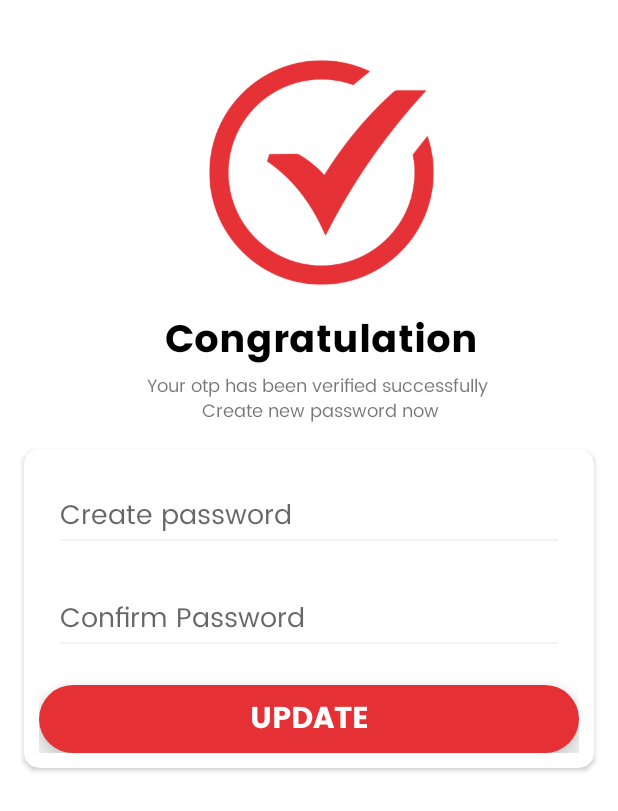
After one commit to BikashHujdar000/Travelo, an Android app: the ChangePasssword screen opened through its navigation route, on a phone screen of 412 x 824 dp. The commit adds this screen. Shown: the top 811 px of the screen. Run offline under Robolectric (Android 15) with nearby library versions, the phone set to English and light mode, and no system bars; libraries missing offline, so code that uses them is left out: me.ibrahimsn.lib.

Commit message:
Forget Password Done all

```diff
--- /dev/null
+++ b/app/src/main/java/com/example/travelo/Fragments/ChangePasssword.kt
@@ -0,0 +1,44 @@
+package com.example.travelo.Fragments
+
+import android.os.Bundle
+import androidx.fragment.app.Fragment
+import android.view.LayoutInflater
+import android.view.View
+import android.view.ViewGroup
+import androidx.navigation.Navigation
+import com.example.travelo.R
+import com.example.travelo.databinding.FragmentChangePassswordBinding
+
+class ChangePasssword : Fragment() {
+    lateinit var  binding:FragmentChangePassswordBinding
+
+
+
+    override fun onCreateView(
+        inflater: LayoutInflater, container: ViewGroup?,
+        savedInstanceState: Bundle?
+    ): View? {
+        binding = FragmentChangePassswordBinding.inflate(layoutInflater,container,false)
+        // Inflate the layout for this fragment
+
+        binding.update.setOnClickListener {
+            validatePassword()
+
+        }
+        return binding.root
+    }
+
+    private fun validatePassword() {
+       var createPassword = binding.createPassword.text.toString()
+        var confirmPassword = binding.confirmPassword.text.toString()
+        if(createPassword.length == confirmPassword.length && createPassword == confirmPassword){
+
+            Navigation.findNavController(requireView()).navigate(R.id.action_changePasssword_to_userLoginFragment)
+        }
+
+
+    }
+    // onCreateView Started From here
+
+
+}
--- a/app/src/main/java/com/example/travelo/Fragments/OTP_Verification_Fragment.kt
+++ b/app/src/main/java/com/example/travelo/Fragments/OTP_Verification_Fragment.kt
@@ -3,19 +3,23 @@ package com.example.travelo.Fragments
 import android.os.Bundle
 import android.text.Editable
 import android.text.TextWatcher
+import android.util.Log
 import androidx.fragment.app.Fragment
 import android.view.LayoutInflater
 import android.view.View
 import android.view.ViewGroup
 import android.widget.Toast
-import androidx.core.widget.addTextChangedListener
-import androidx.core.widget.doOnTextChanged
+import androidx.navigation.Navigation
 import com.example.travelo.R
+
 import com.example.travelo.databinding.FragmentOTPVerificationBinding
+import kotlin.math.log
 
 
 class OTP_Verification_Fragment : Fragment() {
+
     lateinit var binding:FragmentOTPVerificationBinding
+    val testOtp = "123456"
 
     override fun onCreateView(
         inflater: LayoutInflater, container: ViewGroup?,
@@ -24,7 +28,10 @@ class OTP_Verification_Fragment : Fragment() {
         binding = FragmentOTPVerificationBinding.inflate(layoutInflater,container,false)
 
         setopOtpInput()
+
         binding.checkOtp.setOnClickListener {
+
+           verifyotp()
 
 
         }
@@ -32,6 +39,27 @@ class OTP_Verification_Fragment : Fragment() {
 
 
         return binding.root
+    }
+
+
+    private fun verifyotp() {
+
+       var value:String = binding.otp1.text.toString()+binding.otp2.text.toString()+binding.otp3.text.toString()+
+               binding.otp4.text.toString()+binding.otp5.text.toString()+binding.otp6.text.toString()
+
+       if (value.length != 6)
+       {
+           Toast.makeText(requireContext(), "Please Enter Valid OTP", Toast.LENGTH_SHORT).show()
+       }
+        else if(value.length == testOtp.length && value==testOtp )
+       {
+           Navigation.findNavController(requireView()).navigate(R.id.action_OTP_Verification_Fragment_to_changePasssword)
+       }
+        else {
+           Toast.makeText(requireContext(), "Please enter valid Otp", Toast.LENGTH_SHORT).show()
+        }
+
+
     }
 
     private fun setopOtpInput() {
@@ -110,4 +138,6 @@ class OTP_Verification_Fragment : Fragment() {
     }
 
 
+
+
 }
--- /dev/null
+++ b/app/src/main/res/layout/fragment_change_passsword.xml
@@ -0,0 +1,123 @@
+<?xml version="1.0" encoding="utf-8"?>
+<FrameLayout xmlns:android="http://schemas.android.com/apk/res/android"
+    xmlns:app="http://schemas.android.com/apk/res-auto"
+    xmlns:tools="http://schemas.android.com/tools"
+    android:layout_width="match_parent"
+    android:layout_height="match_parent"
+    tools:context=".Fragments.OTP_Verification_Fragment">
+
+    <androidx.constraintlayout.widget.ConstraintLayout
+        android:layout_width="match_parent"
+        android:layout_height="match_parent"
+        android:background="@color/white_back"
+        tools:context=".Activities.PhoneNumberActivity">
+
+        <ImageView
+            android:id="@+id/imageView"
+            android:layout_width="150dp"
+            android:layout_height="150dp"
+            android:background="@drawable/sucess_icon"
+            android:backgroundTint="@color/theme1"
+            android:layout_marginTop="40dp"
+            app:layout_constraintEnd_toEndOf="parent"
+            app:layout_constraintHorizontal_bias="0.533"
+            app:layout_constraintStart_toStartOf="parent"
+            app:layout_constraintTop_toTopOf="parent"
+           />
+
+        <TextView
+            android:id="@+id/verify_text"
+            android:layout_width="wrap_content"
+            android:layout_height="wrap_content"
+            android:layout_marginTop="16dp"
+            android:text="Congratulation"
+            android:fontFamily="@font/bold"
+            android:textColor="@color/black"
+            android:textSize="25sp"
+            android:textStyle="bold"
+            app:layout_constraintEnd_toEndOf="@+id/imageView"
+            app:layout_constraintStart_toStartOf="@+id/imageView"
+            app:layout_constraintTop_toBottomOf="@+id/imageView" />
+
+        <TextView
+            android:id="@+id/textView4"
+            android:layout_width="wrap_content"
+            android:layout_height="wrap_content"
+android:fontFamily="@font/regular"
+            android:gravity="center"
+            android:text="@string/congrartsdown"
+            android:textSize="12sp"
+            app:layout_constraintEnd_toEndOf="@+id/verify_text"
+            app:layout_constraintHorizontal_bias="0.55"
+            app:layout_constraintStart_toStartOf="@+id/verify_text"
+            app:layout_constraintTop_toBottomOf="@+id/verify_text" />
+
+        <androidx.cardview.widget.CardView
+            android:layout_width="match_parent"
+            android:layout_height="wrap_content"
+            android:layout_marginStart="16dp"
+            android:background="@color/white_back"
+            android:layout_marginTop="16dp"
+            android:layout_marginEnd="16dp"
+            app:cardCornerRadius="10dp"
+            app:layout_constraintEnd_toEndOf="parent"
+            app:layout_constraintStart_toStartOf="parent"
+            app:layout_constraintTop_toBottomOf="@+id/textView4">
+
+            <LinearLayout
+                android:layout_width="match_parent"
+                android:layout_height="match_parent"
+                android:layout_margin="10dp"
+                android:orientation="vertical">
+
+                <EditText
+                    android:layout_margin="10dp"
+                    android:id="@+id/createPassword"
+                    android:layout_width="match_parent"
+                    android:layout_height="wrap_content"
+                    android:ems="10"
+                    android:theme="@style/MyEditTextTheme"
+                    android:fontFamily="@font/regular"
+                    android:cursorVisible="false"
+                    android:hint="Create password"
+                    android:inputType="textPersonName"
+                    tools:ignore="TextFields" />
+                <EditText
+                    android:layout_margin="10dp"
+                    android:id="@+id/confirmPassword"
+                    android:layout_width="match_parent"
+                    android:layout_height="wrap_content"
+                    android:ems="10"
+                    android:theme="@style/MyEditTextTheme"
+                    android:fontFamily="@font/regular"
+                    android:cursorVisible="false"
+                    android:hint="Confirm Password"
+                    android:inputType="textPersonName"
+                    tools:ignore="TextFields" />
+
+
+
+
+                <TextView
+                    android:layout_marginTop="10dp"
+                    android:id="@+id/update"
+                    android:layout_width="match_parent"
+                    android:layout_height="45dp"
+
+                    android:background="@drawable/bottom_background"
+                    android:backgroundTint="@color/theme1"
+                    android:elevation="10dp"
+                    android:fontFamily="@font/bold"
+                    android:gravity="center"
+                    android:text="UPDATE"
+                    android:textColor="@color/white"
+                    android:textSize="20dp" />
+
+
+            </LinearLayout>
+        </androidx.cardview.widget.CardView>
+
+    </androidx.constraintlayout.widget.ConstraintLayout>
+
+
+</FrameLayout>
--- a/app/src/main/res/layout/fragment_o_t_p__verification_.xml
+++ b/app/src/main/res/layout/fragment_o_t_p__verification_.xml
@@ -72,102 +72,94 @@
                     android:gravity="center"
                     android:orientation="horizontal">
 
+
+
                     <EditText
                         android:id="@+id/otp1"
                         android:layout_width="50dp"
                         android:layout_height="50dp"
-                        android:maxLength="1"
-                        android:imeOptions="actionNext"
-                        android:importantForAutofill="no"
                         android:layout_margin="2dp"
                         android:background="@drawable/otp_back"
                         android:gravity="center"
+                        android:imeOptions="actionNext"
+                        android:importantForAutofill="no"
                         android:inputType="number"
-                        tools:ignore="label for"
+                        android:maxLength="1"
                         android:textColor="@color/black"
                         android:theme="@style/MyEditTextTheme"
-
-                        />
+                        tools:ignore="label for"/>
                     <EditText
                         android:id="@+id/otp2"
                         android:layout_width="50dp"
                         android:layout_height="50dp"
-                        android:maxLength="1"
-                        android:imeOptions="actionNext"
-                        android:importantForAutofill="no"
                         android:layout_margin="2dp"
                         android:background="@drawable/otp_back"
                         android:gravity="center"
+                        android:imeOptions="actionNext"
+                        android:importantForAutofill="no"
                         android:inputType="number"
-                        tools:ignore="label for"
+                        android:maxLength="1"
                         android:textColor="@color/black"
                         android:theme="@style/MyEditTextTheme"
-
-                        />
+                        tools:ignore="label for"/>
                     <EditText
                         android:id="@+id/otp3"
                         android:layout_width="50dp"
                         android:layout_height="50dp"
-                        android:maxLength="1"
-                        android:imeOptions="actionNext"
-                        android:importantForAutofill="no"
                         android:layout_margin="2dp"
                         android:background="@drawable/otp_back"
                         android:gravity="center"
+                        android:imeOptions="actionNext"
+                        android:importantForAutofill="no"
                         android:inputType="number"
-                        tools:ignore="label for"
+                        android:maxLength="1"
                         android:textColor="@color/black"
                         android:theme="@style/MyEditTextTheme"
-
-                        />
+                        tools:ignore="label for"/>
                     <EditText
                         android:id="@+id/otp4"
                         android:layout_width="50dp"
                         android:layout_height="50dp"
-                        android:maxLength="1"
-                        android:imeOptions="actionNext"
-                        android:importantForAutofill="no"
                         android:layout_margin="2dp"
                         android:background="@drawable/otp_back"
                         android:gravity="center"
+                        android:imeOptions="actionNext"
+                        android:importantForAutofill="no"
                         android:inputType="number"
-                        tools:ignore="label for"
+                        android:maxLength="1"
                         android:textColor="@color/black"
                         android:theme="@style/MyEditTextTheme"
-
-                        />
+                        tools:ignore="label for"/>
                     <EditText
                     android:id="@+id/otp5"
                     android:layout_width="50dp"
                     android:layout_height="50dp"
-                        android:maxLength="1"
-                        android:imeOptions="actionNext"
-                        android:importantForAutofill="no"
                     android:layout_margin="2dp"
                     android:background="@drawable/otp_back"
                     android:gravity="center"
+                    android:imeOptions="actionNext"
+                    android:importantForAutofill="no"
                     android:inputType="number"
-                        tools:ignore="label for"
+                    android:maxLength="1"
                     android:textColor="@color/black"
                     android:theme="@style/MyEditTextTheme"
-
-                        />
+                    tools:ignore="label for"/>
                     <EditText
                         android:id="@+id/otp6"
                         android:layout_width="50dp"
                         android:layout_height="50dp"
-                        android:maxLength="1"
-                        android:imeOptions="actionNext"
-                        android:importantForAutofill="no"
                         android:layout_margin="2dp"
                         android:background="@drawable/otp_back"
                         android:gravity="center"
+                        android:imeOptions="actionNext"
+                        android:importantForAutofill="no"
                         android:inputType="number"
-                        tools:ignore="label for"
+                        android:maxLength="1"
                         android:textColor="@color/black"
                         android:theme="@style/MyEditTextTheme"
+                        tools:ignore="label for"/>
 
-                        />
+
 
 
 
--- a/app/src/main/res/navigation/nav_graph.xml
+++ b/app/src/main/res/navigation/nav_graph.xml
@@ -71,5 +71,17 @@
         android:id="@+id/OTP_Verification_Fragment"
         android:name="com.example.travelo.Fragments.OTP_Verification_Fragment"
         android:label="fragment_o_t_p__verification_"
-        tools:layout="@layout/fragment_o_t_p__verification_" />
+        tools:layout="@layout/fragment_o_t_p__verification_" >
+        <action
+            android:id="@+id/action_OTP_Verification_Fragment_to_changePasssword"
+            app:destination="@id/changePasssword" />
+    </fragment>
+    <fragment
+        android:id="@+id/changePasssword"
+        android:name="com.example.travelo.Fragments.ChangePasssword"
+        android:label="ChangePasssword" >
+        <action
+            android:id="@+id/action_changePasssword_to_userLoginFragment"
+            app:destination="@id/userLoginFragment" />
+    </fragment>
 </navigation>
--- a/app/src/main/res/values/strings.xml
+++ b/app/src/main/res/values/strings.xml
@@ -29,5 +29,7 @@
     <string name="back">Back to Login</string>
     <string name="otptext">Verify OTP</string>
     <string name="verify">Enter the OTP code  sent to your email address \n to verify your account</string>
+    <string name="create_password">Create Password</string>
+    <string name="congrartsdown">Your otp has been verified successfully \nCreate new password now</string>
 
 </resources>
```
Also changed, not shown: app/src/main/res/drawable-hdpi/success_green_check_mark_icon.png (added), app/src/main/res/drawable-hdpi/sucess_icon.png (added), app/src/main/res/drawable-mdpi/success_green_check_mark_icon.png (added), app/src/main/res/drawable-mdpi/sucess_icon.png (added), app/src/main/res/drawable-xhdpi/success_green_check_mark_icon.png (added), app/src/main/res/drawable-xhdpi/sucess_icon.png (added), app/src/main/res/drawable-xxhdpi/success_green_check_mark_icon.png (added), app/src/main/res/drawable-xxhdpi/sucess_icon.png (added), app/src/main/res/drawable-xxxhdpi/success_green_check_mark_icon.png (added), app/src/main/res/drawable-xxxhdpi/sucess_icon.png (added). Lines whose indentation alone changed are shown as unchanged.
